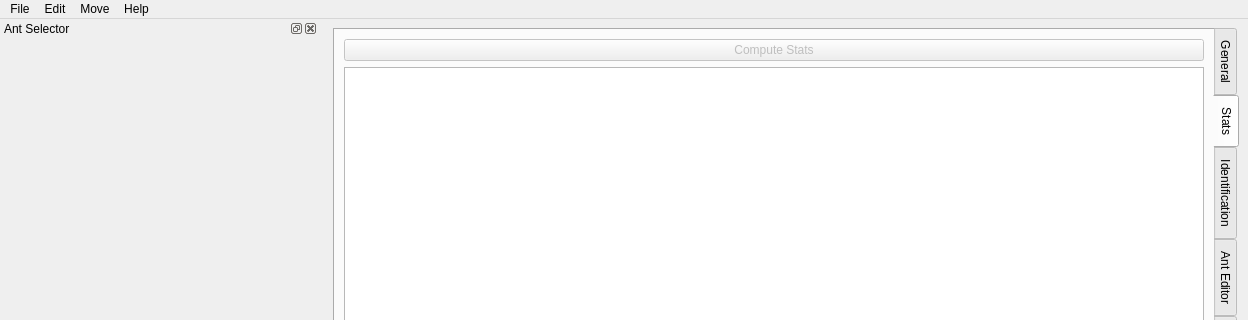
formicidae-tracker/studio, file src/fort/studio/widget/MainWindow.ui: the form before one commit; both pictures show x 0 to 1248 and y 0 to 320 of the 1248 by 753 pixel window.
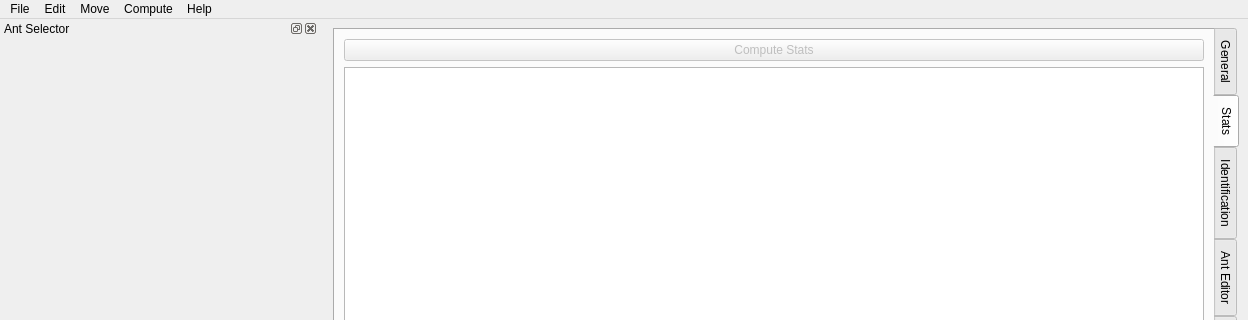
The form after the commit. Icons and pictures are not drawn. Custom widgets are drawn as their Qt base class.

Commit message: Uses QActionButton to link button and menu

The edit to the form file:
```diff
--- a/src/fort/studio/widget/MainWindow.ui
+++ b/src/fort/studio/widget/MainWindow.ui
@@ -189,9 +189,17 @@
     <addaction name="actionNextTag"/>
     <addaction name="actionPreviousTag"/>
    </widget>
+   <widget class="QMenu" name="menuCompute">
+    <property name="title">
+     <string>Compute</string>
+    </property>
+    <addaction name="actionLoadTagCloseUp"/>
+    <addaction name="actionLoadTagStatistics"/>
+   </widget>
    <addaction name="menuFile"/>
    <addaction name="menuEdit"/>
    <addaction name="menuMove"/>
+   <addaction name="menuCompute"/>
    <addaction name="menuHelp"/>
   </widget>
   <widget class="QDockWidget" name="dockWidget">
@@ -545,6 +553,11 @@
    <header location="global">fort/studio/widget/ZoningWidget.hpp</header>
    <container>1</container>
   </customwidget>
+  <customwidget>
+   <class>QActionButton</class>
+   <extends>QPushButton</extends>
+   <header location="global">fort/studio/widget/base/QActionButton.hpp</header>
+  </customwidget>
  </customwidgets>
  <resources/>
  <connections/>
```
Left out of the diff: 15 changed lines with no effect on the pictures. The commit also changes 5 other files.
